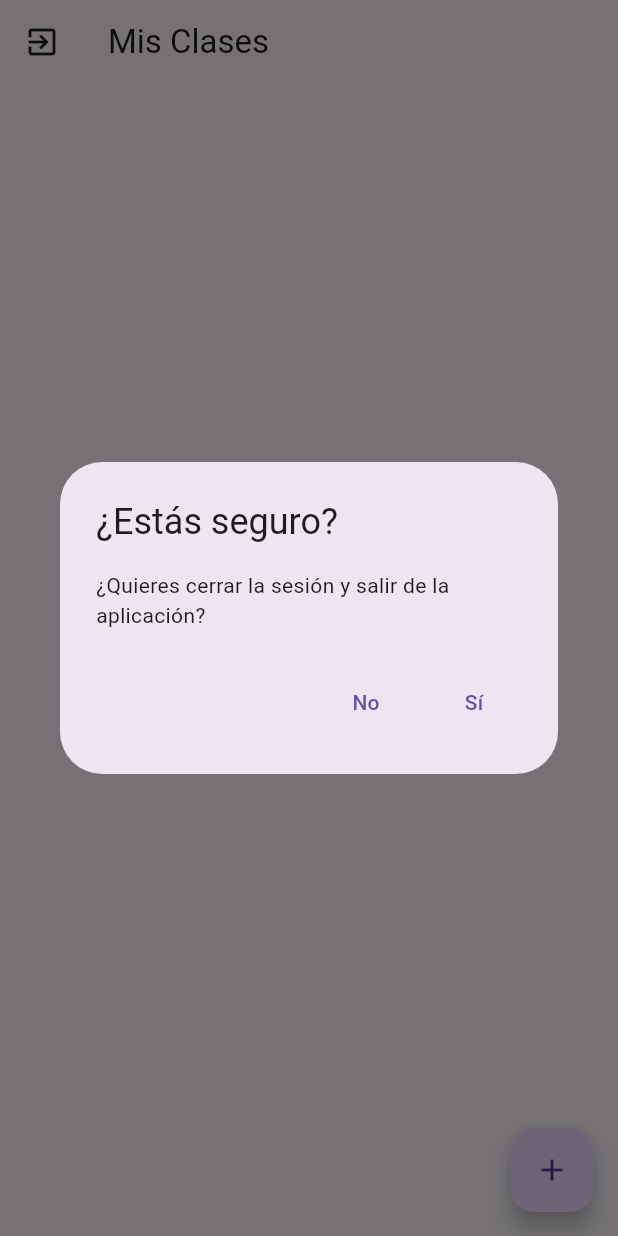
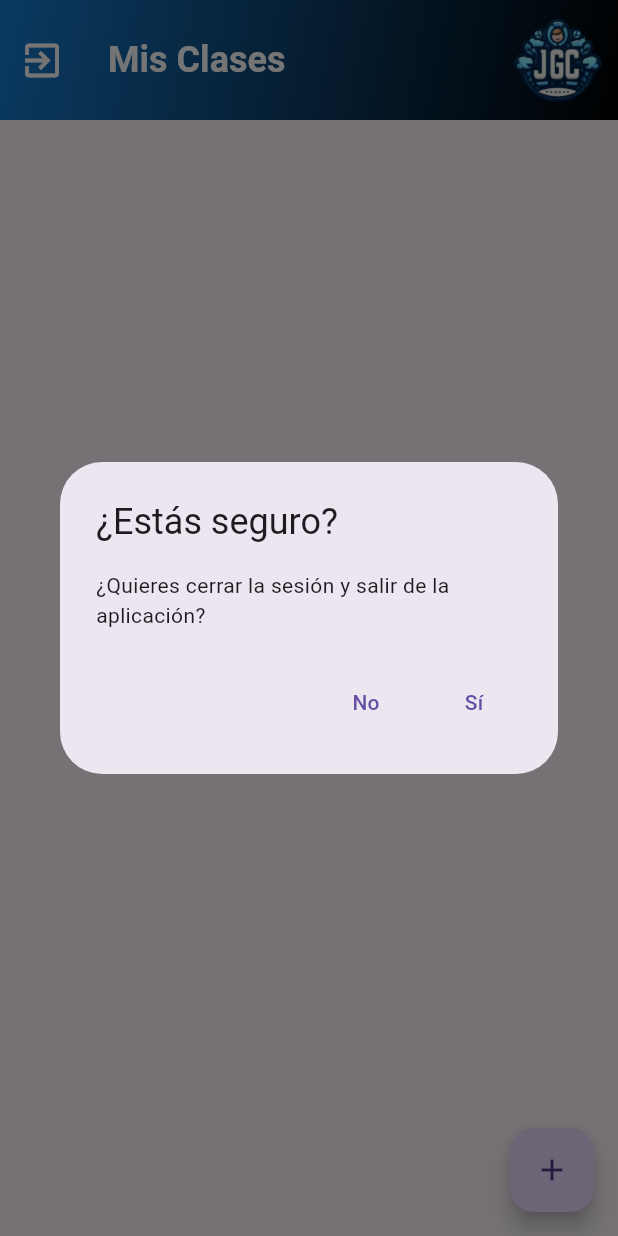
Before and after one commit to a2223330195/flutter_application_1, a Flutter app: the VistaClases screen opened directly, after a tap on the "exit to app" icon, on a phone screen of 412 x 824 dp. Run offline on Flutter 3.47's test engine with Material 3 defaults, Android fonts, the phone set to English and light mode, and no system bars; our stand-ins replace cloud_firestore, firebase_auth, firebase_core, google_sign_in, shared_preferences; accounts and stored records are empty.

Commit message:
diseño hecho

```diff
--- a/lib/Vista/vista_clases.dart
+++ b/lib/Vista/vista_clases.dart
@@ -98,11 +98,44 @@ class VistaClasesState extends State<VistaClases> {
       onWillPop: _onWillPop,
       child: Scaffold(
         appBar: AppBar(
-          title: const Text('Mis Clases'),
+          title: const Text(
+            'Mis Clases',
+            style: TextStyle(
+              fontFamily: 'Roboto', // Cambia la tipografía a 'Roboto'
+              fontWeight: FontWeight.bold,
+              fontSize: 24, // Aumenta el tamaño de la fuente
+              color: Colors.white, // Cambia el color del texto a blanco
+            ),
+          ),
           leading: IconButton(
-            icon: const Icon(Icons.exit_to_app),
+            icon: const Icon(
+              Icons.exit_to_app,
+              size: 30, // Aumenta el tamaño del icono
+              color: Colors.white, // Cambia el color del icono a blanco
+            ),
             onPressed: _onWillPop,
           ),
+          backgroundColor: const Color.fromARGB(255, 26, 144, 240),
+          toolbarHeight: 80, // Duplica el tamaño del AppBar
+          flexibleSpace: Container(
+            decoration: const BoxDecoration(
+              gradient: LinearGradient(
+                begin: Alignment.topLeft,
+                end: Alignment.bottomRight,
+                colors: <Color>[
+                  Colors.black12,
+                  Colors.black,
+                ],
+              ),
+            ),
+          ),
+          actions: <Widget>[
+            IconButton(
+              icon: Image.asset('lib/assets/imagen/logoicon2.png'),
+              tooltip: 'Carrito de Compras',
+              onPressed: () {},
+            ),
+          ],
         ),
         body: _currentUserUid != null
             ? StreamBuilder<QuerySnapshot>(
@@ -122,8 +155,8 @@ class VistaClasesState extends State<VistaClases> {
                   }
 
                   return ListView(
-                    children:
-                        snapshot.data?.docs.map((DocumentSnapshot document) {
+                    children: snapshot.data?.docs
+                            .map((DocumentSnapshot document) {
                           Clase clase = Clase.fromMap(
                             document.data() as Map<String, dynamic>,
                             document.id, // Agregar esta línea
@@ -138,16 +171,27 @@ class VistaClasesState extends State<VistaClases> {
                               );
                             },
                             child: Card(
+                              color:
+                                  Colors.blue[100], // Cambia el color del Card
+                              elevation:
+                                  5, // Aumenta la elevación para darle un efecto de sombra
                               child: ListTile(
+                                leading: const Icon(
+                                    Icons.class_), // Agrega un icono al inicio
                                 title: Text(
                                   clase.nombre,
                                   style: const TextStyle(
                                     fontFamily: 'Arial',
                                     fontSize: 20.0,
+                                    fontWeight: FontWeight
+                                        .bold, // Hace el texto en negrita
                                   ),
                                   textAlign: TextAlign.center,
                                 ),
-                                    // Agrega aquí cualquier otro campo que necesites mostrar en la lista
+                                subtitle: Text(
+                                    'Horario: ${clase.horario}'), // Agrega un subtítulo
+                                trailing: const Icon(Icons
+                                    .arrow_forward), // Agrega un icono al final
                               ),
                             ),
                           );
--- a/pubspec.yaml
+++ b/pubspec.yaml
@@ -41,3 +41,7 @@ flutter:
   uses-material-design: true
   assets:
   - lib/assets/imagen/imagen01.jpg
+  - lib/assets/imagen/logomain1.jpg
+  - lib/assets/imagen/logomain2.png
+  - lib/assets/imagen/googleicon.png
+  - lib/assets/imagen/logoicon2.png
```
Also changed, not shown: lib/Vista/vista_detalle_clase.dart (+34 -1 lines), lib/Vista/vista_login.dart (+25 -7 lines), lib/assets/imagen/_3eef33cb-6263-4fe3-a37a-0862170bb0871.jpeg (added), lib/assets/imagen/_4306b89f-101b-4cce-b74a-c34be5cfdf3c.jpeg (added), lib/assets/imagen/googleicon.png (added), lib/assets/imagen/logoicon2.png (added), lib/assets/imagen/logomain1.jpg (added), lib/assets/imagen/logomain2.png (added). Lines whose indentation alone changed are shown as unchanged.
